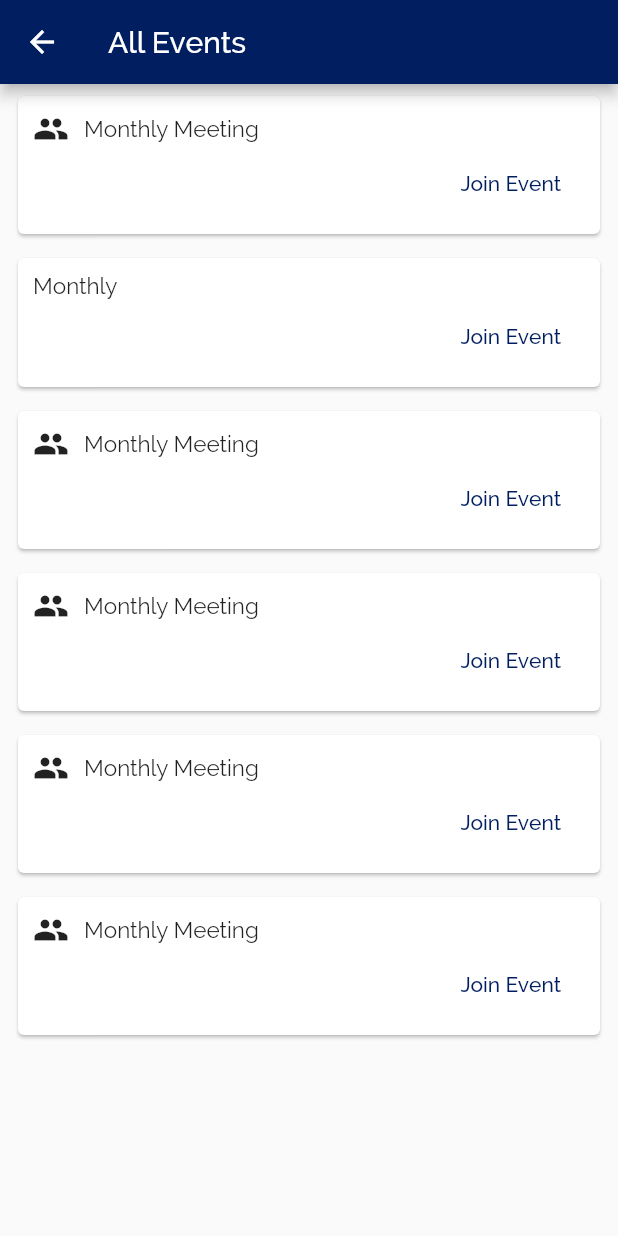
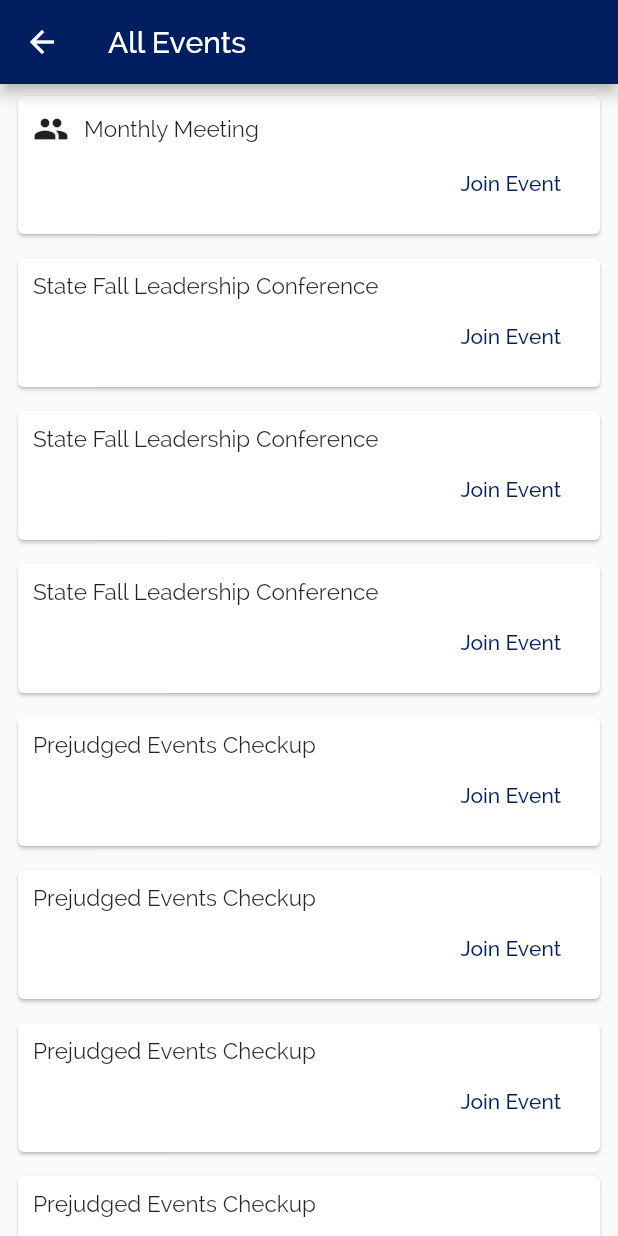
Before and after one commit to randomlylelo/fbla, a Flutter app: the AllEvent screen opened directly, on a phone screen of 412 x 824 dp. Run offline on Flutter 3.47's test engine with Material 2 defaults, Android fonts, the phone set to English and light mode, and no system bars; our stand-ins replace font_awesome_flutter, table_calendar.

Commit message:
Calendar finished.

```diff
--- a/lib/screens/calendar.dart
+++ b/lib/screens/calendar.dart
@@ -14,14 +14,29 @@ import 'package:fbla/screens/specific/allEvents.dart';
 // fundraiser, or community service.
 
 Map<DateTime, List> _events = {
-  DateTime(2019, 11, 4): [
-    'Monthly Meeting',
-    'Monthly',
-    'Monthly Meeting',
-  ],
-  DateTime(2020, 1, 4): ['Monthly Meeting'],
-  DateTime(2019, 4, 4): ['Monthly Meeting'],
-  DateTime(2019, 4, 22): ['Monthly Meeting'],
+  DateTime(2019, 11, 4): ['Monthly Meeting'],
+  DateTime(2019, 11, 9): ['State Fall Leadership Conference'],
+  DateTime(2019, 11, 10): ['State Fall Leadership Conference'],
+  DateTime(2019, 11, 11): ['State Fall Leadership Conference'],
+  DateTime(2019, 11, 18): ['Prejudged Events Checkup'],
+  DateTime(2019, 11, 18): ['Prejudged Events Checkup'],
+  DateTime(2019, 11, 19): ['Prejudged Events Checkup'],
+  DateTime(2019, 11, 20): ['Prejudged Events Checkup'],
+  DateTime(2019, 11, 21): ['Prejudged Events Checkup'],
+  DateTime(2019, 11, 22): ['Prejudged Events Checkup'],
+  DateTime(2019, 12, 2): ['Monthly Meeting', 'Candy Box Fundrasing'],
+  DateTime(2019, 12, 7): ['District Prejudge Events'],
+  DateTime(2020, 1, 9): ['Monthly Meeting'],
+  DateTime(2020, 2, 4): ['Monthly Meeting'],
+  // DateTime(2020, 1, 9): ['District Competitions'], // TODO: GET DATE
+  DateTime(2020, 3, 12): ['State Leadership Conference'],
+  DateTime(2020, 3, 13): ['State Leadership Conference'],
+  DateTime(2020, 3, 14): ['State Leadership Conference'],
+  DateTime(2020, 3, 15): ['State Leadership Conference'],
+  DateTime(2020, 6, 29): ['National Leadership Conference'],
+  DateTime(2020, 6, 30): ['National Leadership Conference'],
+  DateTime(2020, 7, 1): ['National Leadership Conference'],
+  DateTime(2020, 7, 2): ['National Leadership Conference'],
 };
 
 Map<String, IconData> _iconsMap = {
```
